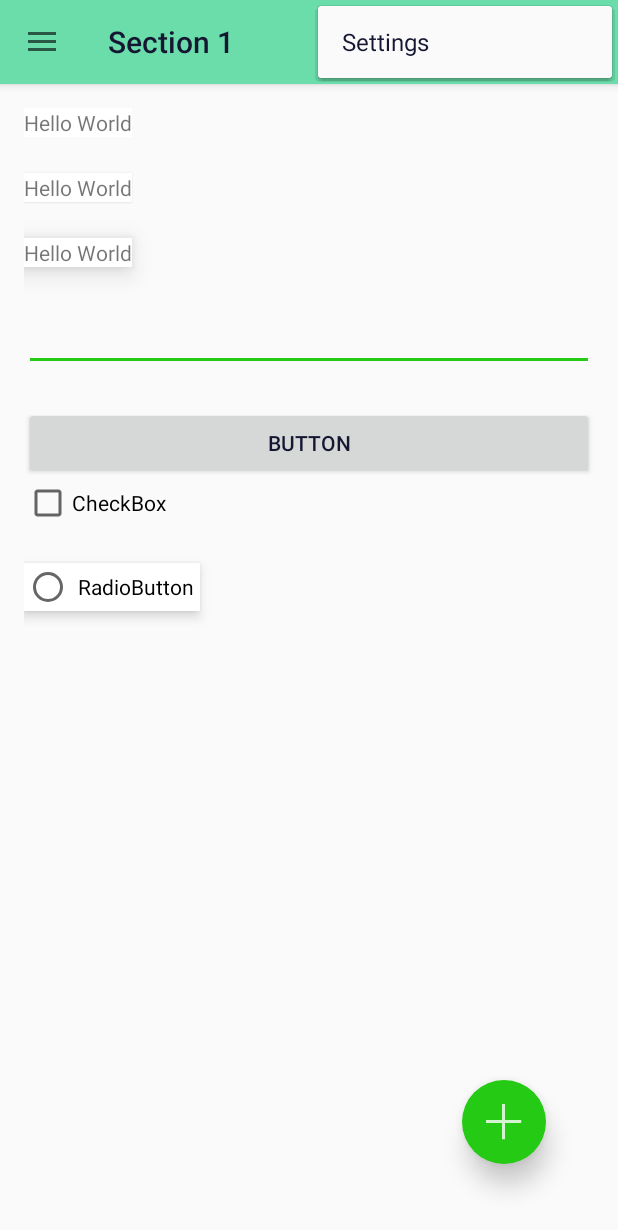
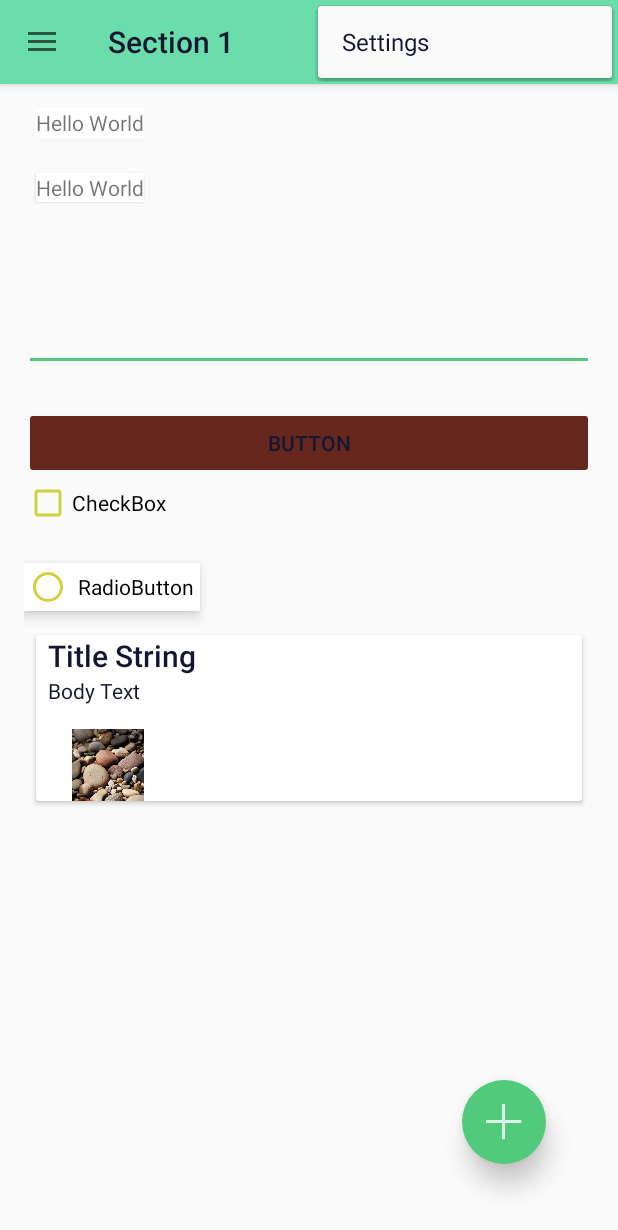
Before and after one commit to 3dmg/AndroidStudioSandbox, an Android app: the screen it shows after launch (HomeActivity), with the options menu open, on a phone screen of 412 x 824 dp. Shown: the top 1230 px of the screen. Run offline under Robolectric (Android 15) with nearby library versions, the phone set to English and light mode, and no system bars.

Commit message:
lollipop design tests

```diff
--- a/mobile/build.gradle
+++ b/mobile/build.gradle
@@ -26,4 +26,5 @@ dependencies {
     compile 'com.android.support:support-v4:21.0.2'
     compile 'com.android.support:appcompat-v7:21.0.2'
     compile 'com.android.support:palette-v7:21.0.2'
+    compile 'com.android.support:cardview-v7:21.0.2'
 }
--- a/mobile/src/main/java/at/mg/androidstudiosandbox/PlaceholderFragment.java
+++ b/mobile/src/main/java/at/mg/androidstudiosandbox/PlaceholderFragment.java
@@ -1,13 +1,18 @@
 package at.mg.androidstudiosandbox;
 
+import android.animation.Animator;
 import android.app.Activity;
+import android.app.ActivityOptions;
 import android.app.Fragment;
 import android.content.Intent;
 import android.os.Bundle;
+import android.support.v4.view.ViewCompat;
 import android.view.LayoutInflater;
 import android.view.View;
+import android.view.ViewAnimationUtils;
 import android.view.ViewGroup;
 import android.widget.Button;
+import android.widget.TextView;
 
 
 /**
@@ -40,11 +45,40 @@ public class PlaceholderFragment extends Fragment {
                              Bundle savedInstanceState) {
         View rootView = inflater.inflate(R.layout.fragment_home, container, false);
 
+        final TextView textView = (TextView) rootView.findViewById(R.id.home_text);
+        //set the elevation in code; in pixel
+        ViewCompat.setElevation(textView, 40);
+//        textView.setElevation(50);
+
+        TextView newtext = new TextView(getActivity());
+        newtext.setText("FLY IN");
+
+        textView.post(new Runnable() {
+            @Override
+            public void run() {
+                Animator reveal = ViewAnimationUtils.createCircularReveal(
+                        textView, // The new View to reveal
+                        0,      // x co-ordinate to start the mask from
+                        0,      // y co-ordinate to start the mask from
+                        0,  // radius of the starting mask
+                        180);   // radius of the final mask
+                reveal.start();
+            }
+        });
+
+
+        final View image = rootView.findViewById(R.id.home_image);
+
         Button button = (Button) rootView.findViewById(R.id.home_button);
         button.setOnClickListener(new View.OnClickListener() {
             @Override
             public void onClick(View v) {
-                startActivity(new Intent(getActivity(), ToolbarActivity.class));
+                Intent intent = new Intent(getActivity(), ToolbarActivity.class);
+                String transitionName = getString(R.string.transition_image);
+//                ActivityOptionsCompat optionsCompat = ActivityOptionsCompat.makeSceneTransitionAnimation(getActivity(), image, transitionName);
+//                ActivityCompat.startActivity(getActivity(), intent, optionsCompat);
+                ActivityOptions optionsCompat = ActivityOptions.makeSceneTransitionAnimation(getActivity(), image, transitionName);
+                startActivity(intent, optionsCompat.toBundle());
             }
         });
 
@@ -57,4 +91,6 @@ public class PlaceholderFragment extends Fragment {
         ((HomeActivity) activity).onSectionAttached(
                 getArguments().getInt(ARG_SECTION_NUMBER));
     }
+
+
 }
--- /dev/null
+++ b/mobile/src/main/res/anim/raise.xml
@@ -0,0 +1,19 @@
+<?xml version="1.0" encoding="utf-8"?>
+<selector xmlns:android="http://schemas.android.com/apk/res/android">
+    <item
+        android:state_enabled="true"
+        android:state_pressed="true">
+        <objectAnimator
+            android:duration="@android:integer/config_shortAnimTime"
+            android:propertyName="translationZ"
+            android:valueTo="@dimen/start_z"
+            android:valueType="floatType" />
+    </item>
+    <item>
+        <objectAnimator
+            android:duration="@android:integer/config_shortAnimTime"
+            android:propertyName="translationZ"
+            android:valueTo="0dp"
+            android:valueType="floatType" />
+    </item>
+</selector>
--- a/mobile/src/main/res/layout/fragment_home.xml
+++ b/mobile/src/main/res/layout/fragment_home.xml
@@ -18,20 +18,24 @@
             android:layout_width="wrap_content"
             android:background="#ffffff"
 
+            android:layout_marginLeft="8dp"
             android:layout_height="wrap_content" />
 
         <TextView
             android:layout_marginTop="24dp"
             android:text="@string/hello_world"
             android:layout_width="wrap_content"
+            android:layout_marginLeft="8dp"
             android:elevation="1dp"
             android:background="#ffffff"
             android:layout_height="wrap_content" />
 
         <TextView
+            android:id="@+id/home_text"
             android:text="@string/hello_world"
             android:layout_marginTop="24dp"
             android:elevation="10dp"
+            android:layout_marginLeft="8dp"
             android:background="#ffffff"
             android:layout_width="wrap_content"
             android:layout_height="wrap_content" />
@@ -47,7 +51,7 @@
             android:layout_marginTop="24dp"
             android:layout_width="match_parent"
             android:text="Button"
-
+            android:stateListAnimator="@anim/raise"
             android:layout_height="wrap_content" />
 
         <CheckBox
@@ -64,10 +68,49 @@
             android:layout_width="wrap_content"
             android:layout_height="wrap_content" />
 
-        <ImageView
-            android:id="@+id/imageview"
-            android:layout_width="wrap_content"
-            android:layout_height="wrap_content" />
+        <android.support.v7.widget.CardView
+            android:layout_marginTop="16dp"
+            android:layout_marginLeft="8dp"
+            android:layout_marginRight="8dp"
+            android:layout_width="match_parent"
+            android:layout_height="wrap_content">
+
+            <LinearLayout
+                android:layout_width="match_parent"
+                android:orientation="vertical"
+                android:layout_height="wrap_content">
+
+                <TextView
+                    android:text="Title String"
+                    android:layout_width="wrap_content"
+                    android:background="#ffffff"
+                    android:layout_marginLeft="8dp"
+                    android:textAppearance="@android:style/TextAppearance.Material.Title"
+                    android:layout_height="wrap_content" />
+
+                <TextView
+
+                    android:text="Body Text"
+                    android:layout_width="wrap_content"
+                    android:background="#ffffff"
+                    android:layout_marginLeft="8dp"
+                    android:textAppearance="@style/TextAppearance.AppCompat.Body1"
+                    android:layout_height="wrap_content" />
+
+                <ImageView
+                    android:id="@+id/home_image"
+                    android:transitionName="@string/transition_image"
+                    android:layout_width="64dp"
+                    android:layout_height="48dp"
+                    android:layout_marginLeft="16dp"
+                    android:layout_marginRight="16dp"
+                    android:layout_marginTop="16dp"
+                    android:adjustViewBounds="true"
+                    android:src="@drawable/palettetest" />
+
+            </LinearLayout>
+
+        </android.support.v7.widget.CardView>
     </LinearLayout>
 
     <ImageButton
--- a/mobile/src/main/res/layout/fragment_toolbar.xml
+++ b/mobile/src/main/res/layout/fragment_toolbar.xml
@@ -10,6 +10,7 @@
 
     <ImageView
         android:id="@+id/toolbar_image"
+        android:transitionName="@string/transition_image"
         android:layout_width="match_parent"
         android:layout_height="wrap_content"
         android:layout_marginLeft="16dp"
@@ -22,7 +23,7 @@
         android:layout_width="match_parent"
         android:layout_height="wrap_content"
         android:layout_below="@id/toolbar_image"
-        android:layout_marginTop="36dp"
+        android:layout_marginTop="8dp"
         android:orientation="vertical">
 
         <TextView
--- a/mobile/src/main/res/values-v21/styles.xml
+++ b/mobile/src/main/res/values-v21/styles.xml
@@ -1,17 +1,32 @@
 <?xml version="1.0" encoding="utf-8"?>
 <resources>
+
     <style name="AppTheme" parent="android:Theme.Material.Light">
 
         <!--   your app's branding color (for the app bar) -->
         <item name="android:colorPrimary">#ff6addaa</item>
         <!--   darker variant of colorPrimary (for status bar, contextual app bars) -->
         <item name="android:colorPrimaryDark">#ff393a80</item>
+        <!--<item name="android:statusBarColor">#345344</item>-->
+
         <!--   theme UI controls like checkboxes and text fields -->
-        <item name="android:colorAccent">#ff24ca13</item>
+        <item name="android:colorAccent">#ff51ca7c</item>
 
         <item name="android:textColorPrimary">#ff141632</item>
 
         <item name="android:colorControlHighlight">#0000AA</item>
 
+        <item name="android:navigationBarColor">#ffff68d6</item>
+
+        <item name="android:colorControlNormal">#ffd2d042</item>
+
+        <item name="android:colorButtonNormal">#ff66271e</item>
+
+        <item name="android:colorEdgeEffect">#ffa39216</item>
+
+        <!--<item name="android:statusBarColor">#345344</item>-->
+
+        <!-- Further attributes give fine grained control over colorizing controls, see: colorControlNormal, colorControlActivated, colorControlHighlight, colorButtonNormal, colorSwitchThumbNormal, colorEdgeEffect, statusBarColor and navigationBarColor. -->
+
     </style>
 </resources>
--- a/mobile/src/main/res/values/strings.xml
+++ b/mobile/src/main/res/values/strings.xml
@@ -12,5 +12,6 @@
     <string name="hello_world">Hello World</string>
     <string name="title_activity_toolbar">ToolbarActivity</string>
     <string name="title_activity_voice_searchable">VoiceSearchableActivity</string>
+    <string name="transition_image">transimg</string>
 
 </resources>
```
Also changed, not shown: 1 other file.
